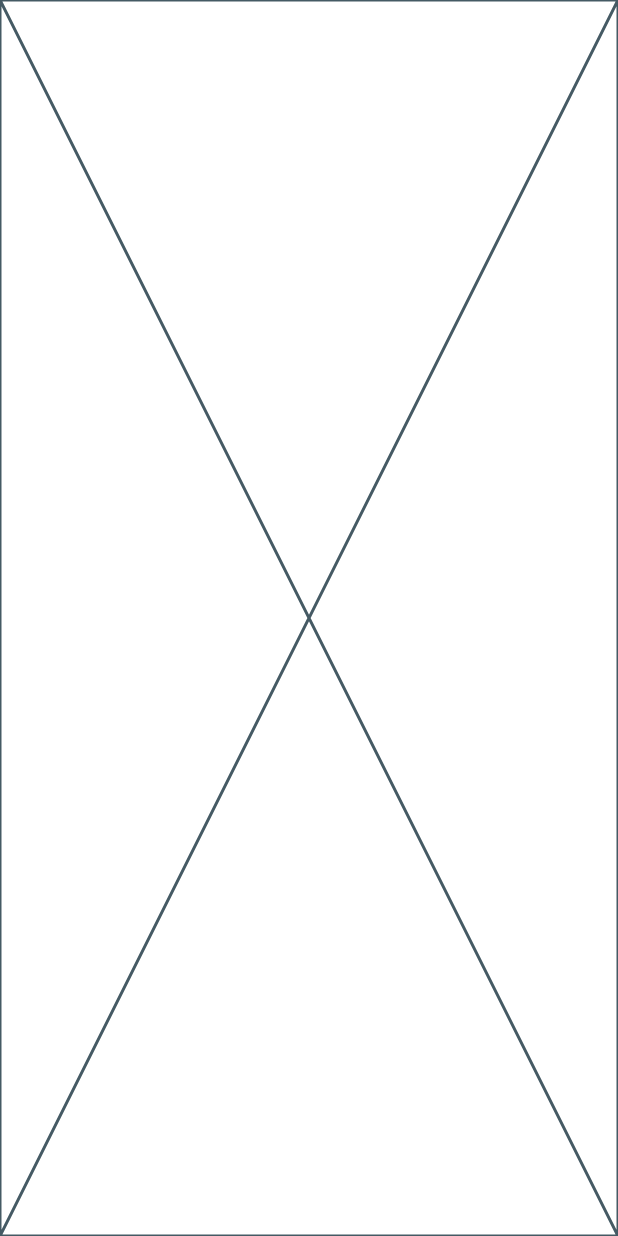
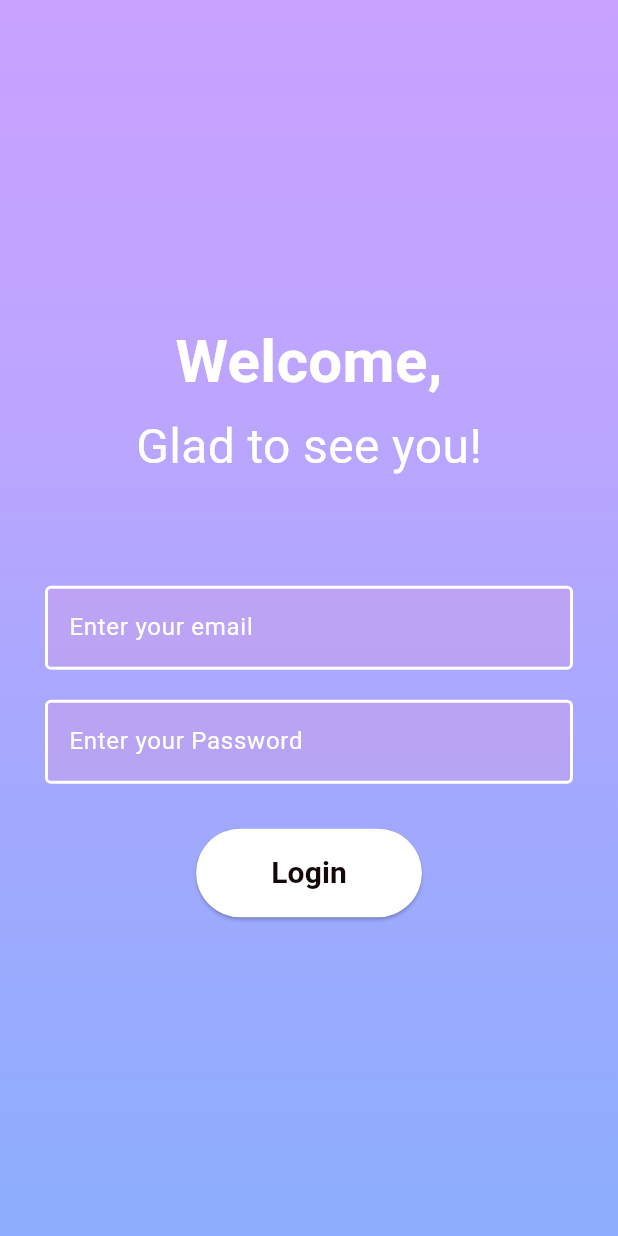
Before and after one commit to AnantKumarSingh26/Login, a Flutter app: the screen it shows after launch, on a phone screen of 412 x 824 dp. Run offline on Flutter 3.47's test engine with Material 3 defaults, Android fonts, the phone set to English and light mode, and no system bars.

Commit message:
Login UI

```diff
--- a/lib/main.dart
+++ b/lib/main.dart
@@ -11,6 +11,7 @@ class MyApp extends StatelessWidget {
   Widget build(BuildContext context) {
     return MaterialApp(
       title: 'Login & Age Assignment',
+      debugShowCheckedModeBanner: false,
       theme: ThemeData(
         primarySwatch: Colors.blue,
         scaffoldBackgroundColor: Colors.red[200],
--- a/lib/pages/age_group_page.dart
+++ b/lib/pages/age_group_page.dart
@@ -0,0 +1,15 @@
+import 'package:flutter/material.dart';
+
+class AgeGroupPage extends StatefulWidget {
+  const AgeGroupPage({super.key});
+
+  @override
+  State<AgeGroupPage> createState() => _AgeGroupPageState();
+}
+
+class _AgeGroupPageState extends State<AgeGroupPage> {
+  @override
+  Widget build(BuildContext context) {
+    return  Container();
+  }
+}
--- a/lib/pages/login_page.dart
+++ b/lib/pages/login_page.dart
@@ -1,10 +1,114 @@
 import 'package:flutter/material.dart';
+import 'package:login/pages/age_group_page.dart';
 
-class LoginPage extends StatelessWidget {
+class LoginPage extends StatefulWidget {
   const LoginPage({super.key});
 
   @override
+  State<LoginPage> createState() => _LoginPageState();
+}
+
+class _LoginPageState extends State<LoginPage> {
+  @override
   Widget build(BuildContext context) {
-    return const Placeholder();
+    return Scaffold(
+      body: Container(
+        decoration: BoxDecoration(
+          gradient: LinearGradient(
+            begin: Alignment.topCenter,
+            end: Alignment.bottomCenter,
+            colors: [
+              const Color.fromRGBO(201, 162, 255, 1),
+              const Color.fromRGBO(188, 165, 255, 1),
+              const Color.fromRGBO(161, 169, 254, 1),
+              const Color.fromRGBO(141, 174, 254, 1),
+            ],
+          ),
+        ),
+        child: Center(
+          child: Column(
+            mainAxisAlignment: MainAxisAlignment.center,
+            children: [
+              const Text(
+                'Welcome,',
+                style: TextStyle(
+                  fontSize: 40,
+                  fontWeight: FontWeight.bold,
+                  color: Colors.white,
+                ),
+              ),
+              const SizedBox(height: 5),
+              const Text(
+                'Glad to see you!',
+                style: TextStyle(
+                  fontSize: 32,
+                  color: Colors.white,
+                  fontWeight: FontWeight.w400,
+                ),
+              ),
+              const SizedBox(height: 70),
+              Container(
+                padding: const EdgeInsets.symmetric(horizontal: 30),
+                child: const TextField(
+                  decoration: InputDecoration(
+                    hintText: 'Enter your email',
+                    hintStyle: TextStyle(color: Colors.white),
+                    enabledBorder: OutlineInputBorder(
+                      borderSide: BorderSide(color: Colors.white, width: 2),
+                    ),
+                    fillColor: Color.fromARGB(104, 210, 156, 228),
+                    filled: true,
+                  ),
+                ),
+              ),
+              const SizedBox(height: 20),
+              Container(
+                padding: const EdgeInsets.symmetric(horizontal: 30),
+                child: const TextField(
+                  decoration: InputDecoration(
+                    hintText: 'Enter your Password',
+                    hintStyle: TextStyle(color: Colors.white),
+                    enabledBorder: OutlineInputBorder(
+                      borderSide: BorderSide(color: Colors.white, width: 2),
+                    ),
+                    fillColor: Color.fromARGB(104, 210, 156, 228),
+                    filled: true,
+                  ),
+                ),
+              ),
+              const SizedBox(height: 30),
+              ElevatedButton(
+                onPressed: () {
+                  Navigator.of(context).push(
+                    MaterialPageRoute(
+                      builder: (context) => const AgeGroupPage(),
+                    ),
+                  );
+                // Navigate to the AgeGroupPage when the button is pressed
+                },
+                style: ElevatedButton.styleFrom(
+                  backgroundColor: const Color.fromARGB(255, 255, 255, 255),
+                  padding: const EdgeInsets.symmetric(
+                    horizontal: 50,
+                    vertical: 15,
+                  ),
+                  shape: RoundedRectangleBorder(
+                    borderRadius: BorderRadius.circular(30),
+                  ),
+                ),
+                child: Text(
+                  'Login',
+                  style: TextStyle(
+                    fontSize: 20,
+                    color: const Color.fromARGB(255, 20, 8, 8),
+                    fontWeight: FontWeight.bold,
+                  ),
+                ),
+              ),
+            ],
+          ),
+        ),
+      ),
+    );
   }
 }
```
